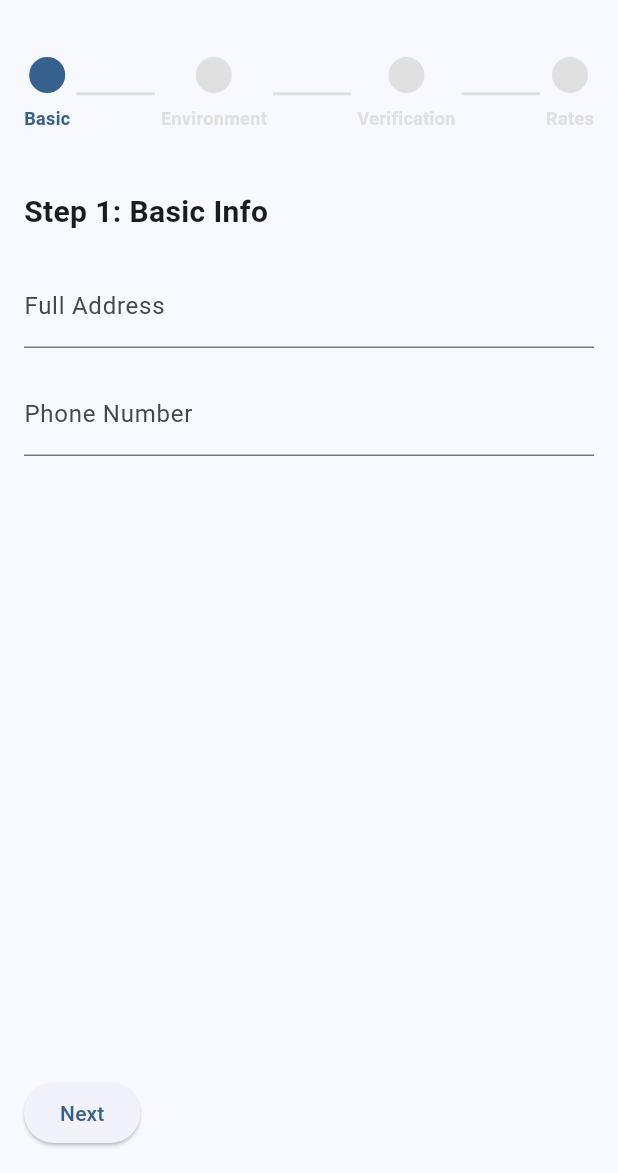
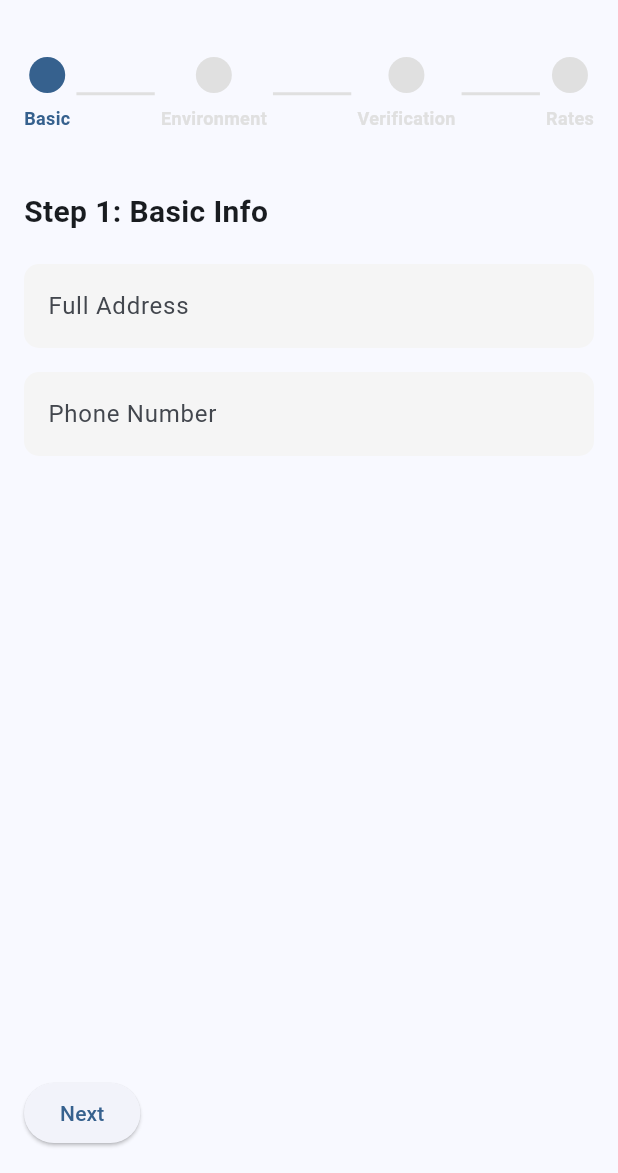
Before and after one commit to apple-6/Pawsure-Repo, a Flutter app: the SitterSetupScreen screen opened directly, on a phone screen of 412 x 824 dp, the part 63-1236 px from its top. Run offline on Flutter 3.47's test engine with Material 3 defaults, Android fonts, the phone set to English and light mode, and no system bars; our stand-ins replace flutter_secure_storage; accounts and stored records are empty.

```diff
--- a/pawsure_app/lib/screens/sitter_setup/steps/step1_basic_info.dart
+++ b/pawsure_app/lib/screens/sitter_setup/steps/step1_basic_info.dart
@@ -26,7 +26,21 @@ class Step1BasicInfo extends StatelessWidget {
                 style: TextStyle(fontSize: 20, fontWeight: FontWeight.bold)),
             const SizedBox(height: 20),
             TextFormField(
-              decoration: const InputDecoration(labelText: 'Full Address'),
+              decoration: InputDecoration(
+                labelText: 'Full Address',
+                filled: true,
+                fillColor: Colors.grey[100], // Light grey background
+                border: OutlineInputBorder(
+                  borderRadius: BorderRadius.circular(10.0),
+                  borderSide: BorderSide.none, // No border when inactive
+                ),
+                focusedBorder: OutlineInputBorder(
+                  borderRadius: BorderRadius.circular(10.0),
+                  borderSide: BorderSide(
+                    color: Theme.of(context).primaryColor, // Color when you click it
+                  ),
+                ),
+              ),
               initialValue: formData['address'],
               validator: (value) {
                 if (value == null || value.isEmpty) return 'Address is required';
@@ -37,7 +51,21 @@ class Step1BasicInfo extends StatelessWidget {
             ),
             const SizedBox(height: 16),
             TextFormField(
-              decoration: const InputDecoration(labelText: 'Phone Number'),
+              decoration: InputDecoration(
+                  labelText: 'Phone Number',
+                  filled: true,
+                  fillColor: Colors.grey[100], // Light grey background
+                  border: OutlineInputBorder(
+                    borderRadius: BorderRadius.circular(10.0),
+                    borderSide: BorderSide.none, // No border when inactive
+                  ),
+                  focusedBorder: OutlineInputBorder(
+                    borderRadius: BorderRadius.circular(10.0),
+                    borderSide: BorderSide(
+                      color: Theme.of(context).primaryColor, // Color when you click it
+                    ),
+                  ),
+                ),
               initialValue: formData['phoneNumber'],
               keyboardType: TextInputType.phone,
               validator: (value) {
```
Also changed, not shown: pawsure_app/lib/screens/sitter_setup/steps/step3_verification.dart (+30 -4 lines).
